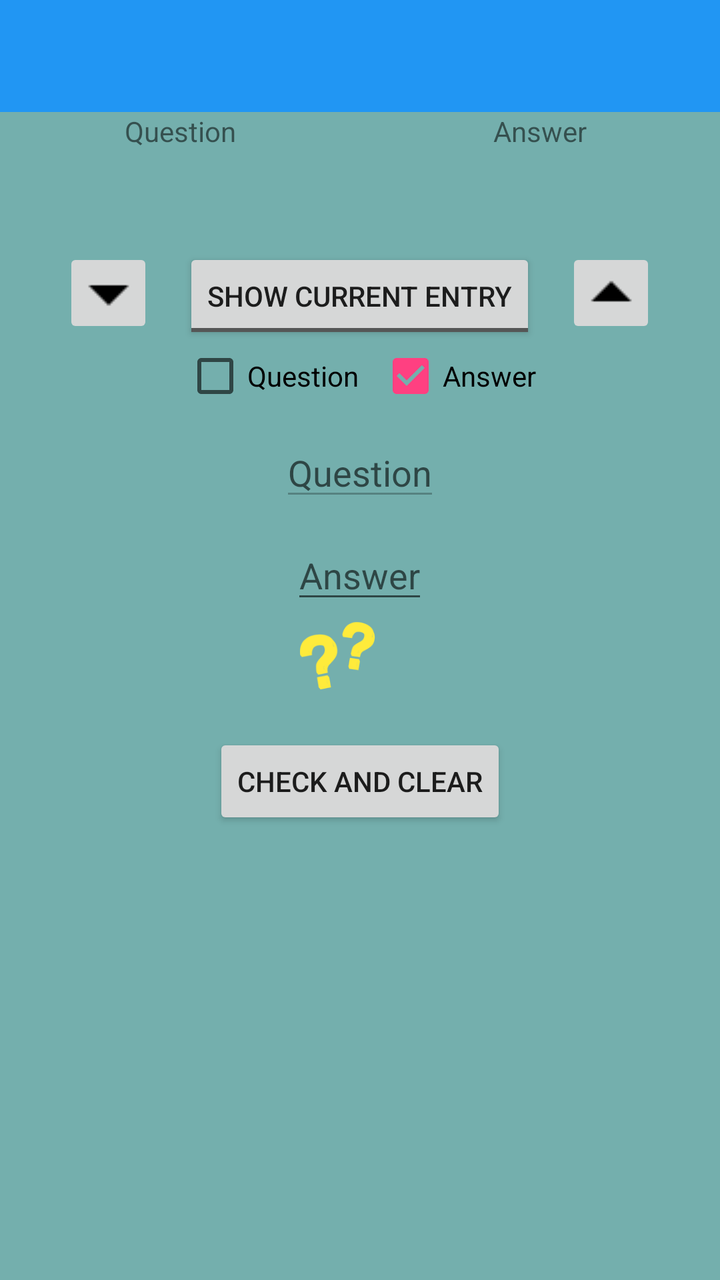
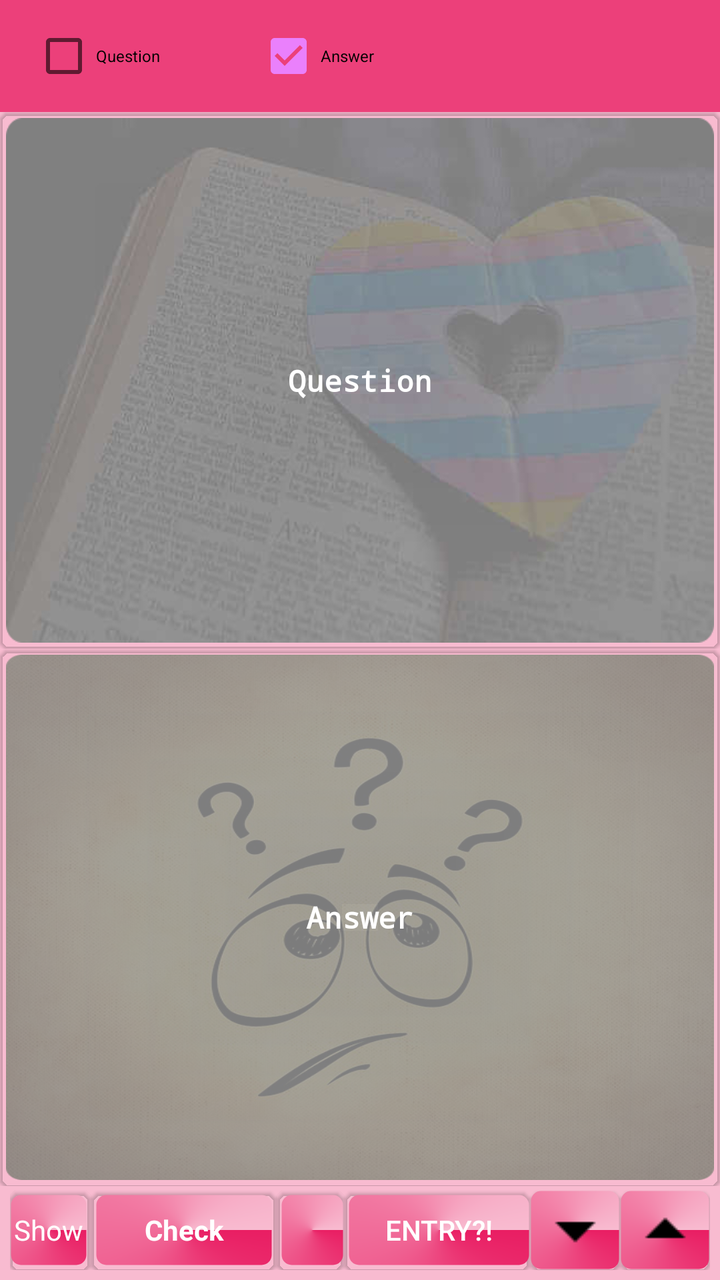

Compare the two renders of this Android layout. The source of the first and the diff that turns it into the second are given below.
<!-- AndroidManifest.xml: application theme AppTheme -->
<!-- res/layout/activity_study_wrong_answers.xml -->
<?xml version="1.0" encoding="utf-8"?>
<LinearLayout xmlns:android="http://schemas.android.com/apk/res/android"
    android:layout_width="match_parent"
    android:layout_height="match_parent"
    android:orientation="vertical"
    android:background="#74AFAD">

    <android.support.v7.widget.Toolbar xmlns:app="http://schemas.android.com/apk/res-auto"
        android:id="@+id/toolbar_main_activity"
        android:layout_width="match_parent"
        android:layout_height="?attr/actionBarSize"
        android:background="?attr/colorPrimary"
        android:minHeight="?attr/actionBarSize"/>


    <ScrollView
        android:layout_width="match_parent"
        android:layout_height="wrap_content">


        <LinearLayout
            android:layout_width="match_parent"
            android:layout_height="wrap_content"
            android:orientation="vertical">

            <LinearLayout
                android:layout_width="match_parent"
                android:layout_height="wrap_content"
                android:layout_gravity="center_horizontal"
                android:orientation="horizontal">

                <TextView
                    android:layout_width="0dp"
                    android:layout_height="wrap_content"
                    android:layout_weight="1"
                    android:gravity="center"
                    android:text="@string/question" />

                <TextView
                    android:layout_width="0dp"
                    android:layout_height="wrap_content"
                    android:layout_weight="1"
                    android:gravity="center"
                    android:text="@string/answer" />

            </LinearLayout>

            <LinearLayout
                android:layout_width="match_parent"
                android:layout_height="wrap_content"
                android:orientation="horizontal">

                <TextView
                    android:id="@+id/current_study_question"
                    android:layout_width="0dp"
                    android:layout_height="wrap_content"
                    android:layout_marginRight="5dp"
                    android:layout_weight="1"
                    android:gravity="center" />

                <TextView
                    android:id="@+id/current_study_answer"
                    android:layout_width="0dp"
                    android:layout_height="wrap_content"
                    android:layout_marginLeft="5dp"
                    android:layout_weight="1"
                    android:gravity="center" />

            </LinearLayout>

            <LinearLayout
                android:layout_width="wrap_content"
                android:layout_height="wrap_content"
                android:layout_gravity="center_horizontal"
                android:layout_marginTop="30dp">

                <ImageButton
                    android:id="@+id/down"
                    android:layout_width="45dp"
                    android:layout_height="45dp"
                    android:src="@drawable/ic_arrow_drop_down_black_24dp" />

                <ToggleButton
                    android:id="@+id/show_current_study_entry"
                    android:layout_width="wrap_content"
                    android:layout_height="wrap_content"
                    android:layout_gravity="center"
                    android:layout_marginLeft="15dp"
                    android:layout_marginRight="15dp"
                    android:textOff="@string/show_current_entry"
                    android:textOn="@string/hide_current_entry" />

                <ImageButton
                    android:id="@+id/up"
                    android:layout_width="45dp"
                    android:layout_height="45dp"
                    android:src="@drawable/ic_arrow_drop_up_black_24dp" />
            </LinearLayout>


            <LinearLayout
                android:layout_width="wrap_content"
                android:layout_height="wrap_content"
                android:layout_gravity="center"
                android:layout_marginBottom="10dp"
                android:orientation="horizontal">

                <CheckBox
                    android:id="@+id/study_question"
                    android:layout_width="wrap_content"
                    android:layout_height="wrap_content"
                    android:layout_marginRight="5dp"
                    android:checked="false"
                    android:text="@string/question" />

                <CheckBox
                    android:id="@+id/study_answer"
                    android:layout_width="wrap_content"
                    android:layout_height="wrap_content"
                    android:layout_marginLeft="5dp"
                    android:checked="true"
                    android:text="@string/answer" />
            </LinearLayout>

            <LinearLayout
                android:layout_width="match_parent"
                android:layout_height="wrap_content"
                android:orientation="vertical">

                <EditText
                    android:id="@+id/question"
                    android:layout_width="wrap_content"
                    android:layout_height="wrap_content"
                    android:layout_gravity="center"
                    android:layout_marginBottom="10dp"
                    android:hint="@string/question"
                    android:minLines="1"
                    android:scrollbarAlwaysDrawVerticalTrack="true"
                    android:imeOptions="flagNoExtractUi"
                    android:enabled="false"
                    android:inputType="textNoSuggestions|textMultiLine"/>

                <EditText
                    android:id="@+id/answer"
                    android:layout_width="wrap_content"
                    android:layout_height="wrap_content"
                    android:layout_gravity="center"
                    android:hint="@string/answer"
                    android:minLines="1"
                    android:scrollbarAlwaysDrawVerticalTrack="true"
                    android:imeOptions="flagNoExtractUi"
                    android:inputType="textNoSuggestions|textMultiLine"/>

                <LinearLayout
                    android:layout_width="wrap_content"
                    android:layout_height="wrap_content"
                    android:layout_gravity="center">

                    <ImageView
                        android:id="@+id/result_image"
                        android:layout_width="45dp"
                        android:layout_height="45dp"
                        android:src="@drawable/ic_question_marks" />

                    <TextView
                        android:id="@+id/correct_answers"
                        android:layout_width="wrap_content"
                        android:layout_height="wrap_content"
                        android:layout_marginLeft="10dp"
                        android:layout_marginRight="10dp"
                        android:textColor="#00FF70"
                        android:textSize="30dp" />
                </LinearLayout>

            </LinearLayout>

            <LinearLayout
                android:layout_width="wrap_content"
                android:layout_height="wrap_content"
                android:layout_gravity="center_horizontal"
                android:layout_marginTop="15dp"
                android:orientation="horizontal">

                <Button
                    android:id="@+id/check_and_clear"
                    android:layout_width="wrap_content"
                    android:layout_height="wrap_content"
                    android:text="@string/check_and_clear" />

            </LinearLayout>
        </LinearLayout>
    </ScrollView>
</LinearLayout>
<!-- resources referenced by this layout -->
<resources>
  <!-- drawable ic_arrow_drop_down_black_24dp: png bitmap (drawable, 119 bytes) -->
  <!-- drawable ic_arrow_drop_up_black_24dp: png bitmap (drawable, 119 bytes) -->
  <!-- drawable ic_question_marks: png bitmap (drawable-hdpi, 3010 bytes) -->
  <string name="answer">Answer</string>
  <string name="check_and_clear">Check And Clear</string>
  <string name="hide_current_entry">Hide current entry</string>
  <string name="question">Question</string>
  <string name="show_current_entry">Show current entry</string>
  <style name="AppTheme" parent="MyTheme.Base">
      </style>
  <style name="MyTheme.Base" parent="Theme.AppCompat.Light.DarkActionBar">
          <item name="windowNoTitle">true</item>
          <item name="windowActionBar">false</item>
          <item name="colorPrimary">#2196F3</item>
          <item name="colorPrimaryDark">#1976D2</item>
          <item name="colorAccent">#FF4081</item>
      </style>
</resources>

<!-- the commit's change to res/layout/activity_study_wrong_answers.xml (unified diff, before → after) -->
@@ -1,193 +1,280 @@
 <?xml version="1.0" encoding="utf-8"?>
 <LinearLayout xmlns:android="http://schemas.android.com/apk/res/android"
+    xmlns:android.support.v7.cardview="http://schemas.android.com/apk/res-auto"
     android:layout_width="match_parent"
     android:layout_height="match_parent"
     android:orientation="vertical"
-    android:background="#74AFAD">
+    android:background="#F8BBD0">
 
     <android.support.v7.widget.Toolbar xmlns:app="http://schemas.android.com/apk/res-auto"
-        android:id="@+id/toolbar_main_activity"
-        android:layout_width="match_parent"
+        android:id="@+id/toolbar"
+        android:layout_width="fill_parent"
         android:layout_height="?attr/actionBarSize"
         android:background="?attr/colorPrimary"
-        android:minHeight="?attr/actionBarSize"/>
-
-
-    <ScrollView
-        android:layout_width="match_parent"
-        android:layout_height="wrap_content">
-
+        android:minHeight="?attr/actionBarSize">
 
         <LinearLayout
             android:layout_width="match_parent"
             android:layout_height="wrap_content"
-            android:orientation="vertical">
+            android:weightSum="4"
+            >
 
             <LinearLayout
-                android:layout_width="match_parent"
+                android:layout_width="0dp"
                 android:layout_height="wrap_content"
-                android:layout_gravity="center_horizontal"
-                android:orientation="horizontal">
-
-                <TextView
+                android:layout_weight="2.5"
+                android:orientation="horizontal"
+                >
+
+                <CheckBox
+                    android:id="@+id/study_question"
                     android:layout_width="0dp"
                     android:layout_height="wrap_content"
                     android:layout_weight="1"
-                    android:gravity="center"
+                    android:layout_marginRight="5dp"
+                    android:textSize="8dp"
+                    android:checked="false"
                     android:text="@string/question" />
 
-                <TextView
+                <CheckBox
+                    android:id="@+id/study_answer"
                     android:layout_width="0dp"
-                    android:layout_height="wrap_content"
                     android:layout_weight="1"
-                    android:gravity="center"
-                    android:text="@string/answer" />
-
-            </LinearLayout>
-
-            <LinearLayout
-                android:layout_width="match_parent"
-                android:layout_height="wrap_content"
-                android:orientation="horizontal">
-
-                <TextView
-                    android:id="@+id/current_study_question"
-                    android:layout_width="0dp"
-                    android:layout_height="wrap_content"
-                    android:layout_marginRight="5dp"
-                    android:layout_weight="1"
-                    android:gravity="center" />
-
-                <TextView
-                    android:id="@+id/current_study_answer"
-                    android:layout_width="0dp"
                     android:layout_height="wrap_content"
                     android:layout_marginLeft="5dp"
-                    android:layout_weight="1"
-                    android:gravity="center" />
+                    android:textSize="8dp"
+                    android:checked="true"
+                    android:text="@string/answer" />
 
             </LinearLayout>
 
             <LinearLayout
+                android:layout_width="0dp"
+                android:layout_height="wrap_content"
+                android:layout_weight="1"></LinearLayout>
+        </LinearLayout>
+    </android.support.v7.widget.Toolbar>
+
+    <LinearLayout
+        android:id="@+id/container"
+        android:layout_width="match_parent"
+        android:layout_height="match_parent"
+        android:orientation="vertical"
+        android:weightSum="2">
+
+        <LinearLayout
+            android:id="@+id/question_linearlayout"
+            android:layout_width="match_parent"
+            android:layout_height="0dp"
+            android:layout_margin="0dp"
+            android:layout_weight="1"
+            android:background="@drawable/show_question_background"
+            android:padding="0dp">
+
+            <android.support.v7.widget.CardView
+                android:layout_width="match_parent"
+                android:layout_height="match_parent"
+                android.support.v7.cardview:cardBackgroundColor="@android:color/transparent"
+                android.support.v7.cardview:cardCornerRadius="5dp"
+                android.support.v7.cardview:cardElevation="1dp">
+
+                <EditText
+                    android:id="@+id/question"
+                    android:layout_width="match_parent"
+                    android:layout_height="match_parent"
+                    android:background="@drawable/text_bordered_transperant"
+                    android:gravity="center"
+                    android:minLines="1"
+                    android:padding="5dp"
+                    android:scrollbarAlwaysDrawVerticalTrack="true"
+                    android:scrollbars="vertical"
+                    android:hint="@string/question"
+                    android:textColor="#FFFFFF"
+                    android:textColorHint="#FFFFFF"
+                    android:textSize="15sp"
+                    android:textStyle="bold"
+                    android:typeface="monospace"
+                    android:focusable="false"
+                    android:imeOptions="flagNoExtractUi"
+                    android:inputType="textNoSuggestions|textMultiLine"/>
+            </android.support.v7.widget.CardView>
+        </LinearLayout>
+
+        <LinearLayout
+            android:id="@+id/answer_linearlayout"
+            android:layout_width="match_parent"
+            android:layout_height="0dp"
+            android:layout_margin="0dp"
+            android:layout_weight="1"
+            android:background="@drawable/enter_answer_background"
+            android:padding="0dp">
+
+            <android.support.v7.widget.CardView
+                android:layout_width="match_parent"
+                android:layout_height="match_parent"
+                android.support.v7.cardview:cardBackgroundColor="@android:color/transparent"
+                android.support.v7.cardview:cardCornerRadius="5dp"
+                android.support.v7.cardview:cardElevation="1dp">
+
+                <EditText
+                    android:id="@+id/answer"
+                    android:layout_width="match_parent"
+                    android:layout_height="match_parent"
+                    android:layout_gravity="center"
+                    android:background="@drawable/text_bordered_transperant"
+                    android:enabled="true"
+                    android:gravity="center"
+                    android:hint="@string/answer"
+                    android:imeOptions="flagNoExtractUi"
+                    android:inputType="textNoSuggestions|textMultiLine"
+                    android:minLines="1"
+                    android:padding="5dp"
+                    android:scrollbarAlwaysDrawVerticalTrack="true"
+                    android:textColor="#FFFFFF"
+                    android:textColorHint="#FFFFFF"
+                    android:textSize="15sp"
+                    android:textStyle="bold"
+                    android:typeface="monospace" />
+            </android.support.v7.widget.CardView>
+        </LinearLayout>
+
+        <LinearLayout
+            android:layout_width="match_parent"
+            android:layout_height="40dp"
+            android:layout_marginBottom="5dp"
+            android:layout_marginLeft="5dp"
+            android:layout_marginRight="5dp"
+            android:layout_marginTop="2dp">
+
+            <android.support.v7.widget.CardView
                 android:layout_width="wrap_content"
-                android:layout_height="wrap_content"
-                android:layout_gravity="center_horizontal"
-                android:layout_marginTop="30dp">
-
-                <ImageButton
-                    android:id="@+id/down"
-                    android:layout_width="45dp"
-                    android:layout_height="45dp"
-                    android:src="@drawable/ic_arrow_drop_down_black_24dp" />
+                android:layout_height="match_parent"
+                android:layout_weight="0"
+                android.support.v7.cardview:cardBackgroundColor="@android:color/transparent"
+                android.support.v7.cardview:cardCornerRadius="5dp"
+                android.support.v7.cardview:cardElevation="1dp"
+                android.support.v7.cardview:cardPreventCornerOverlap="true"
+                >
+
+                <TextView
+                    android:id="@+id/show_actionbar"
+                    android:layout_width="match_parent"
+                    android:layout_height="match_parent"
+                    android:layout_marginBottom="2dp"
+                    android:layout_marginRight="2dp"
+                    android:layout_marginTop="2dp"
+                    android:background="@drawable/text_bordered_colored"
+                    android:gravity="center"
+                    android:padding="2dp"
+                    android:text="@string/show"
+                    android:textColor="@drawable/textview_enabled_disabled_selector" />
+            </android.support.v7.widget.CardView>
+
+            <android.support.v7.widget.CardView
+                android:layout_width="0dp"
+                android:layout_height="match_parent"
+                android:layout_weight="1"
+                android.support.v7.cardview:cardBackgroundColor="@android:color/transparent"
+                android.support.v7.cardview:cardCornerRadius="5dp"
+                android.support.v7.cardview:cardElevation="1dp">
+
+                <TextView
+                    android:id="@+id/check"
+                    android:layout_width="match_parent"
+                    android:layout_height="match_parent"
+
+                    android:layout_margin="2dp"
+                    android:background="@drawable/text_bordered_colored"
+                    android:enabled="true"
+                    android:gravity="center"
+                    android:padding="2dp"
+                    android:text="@string/check"
+                    android:textColor="@drawable/textview_enabled_disabled_selector"
+                    android:textStyle="bold" />
+            </android.support.v7.widget.CardView>
+
+
+
+            <android.support.v7.widget.CardView
+                android:layout_width="wrap_content"
+                android:layout_height="match_parent"
+                android:layout_weight="0.3"
+                android.support.v7.cardview:cardBackgroundColor="@android:color/transparent"
+                android.support.v7.cardview:cardCornerRadius="5dp"
+                android.support.v7.cardview:cardElevation="1dp">
+
+                <TextView
+                    android:id="@+id/correct_answers"
+                    android:layout_width="match_parent"
+                    android:layout_height="match_parent"
+                    android:layout_marginBottom="2dp"
+                    android:layout_marginLeft="2dp"
+                    android:layout_marginTop="2dp"
+                    android:background="@drawable/text_bordered_colored"
+                    android:enabled="false"
+                    android:gravity="center"
+                    android:padding="2dp"
+                    android:textColor="#FFFFFF"
+                    android:textStyle="bold"/>
+            </android.support.v7.widget.CardView>
+            <android.support.v7.widget.CardView
+                android:layout_width="0dp"
+                android:layout_height="match_parent"
+                android:layout_weight="1"
+                android.support.v7.cardview:cardBackgroundColor="@android:color/transparent"
+                android.support.v7.cardview:cardCornerRadius="5dp"
+                android.support.v7.cardview:cardElevation="1dp">
 
                 <ToggleButton
                     android:id="@+id/show_current_study_entry"
-                    android:layout_width="wrap_content"
-                    android:layout_height="wrap_content"
-                    android:layout_gravity="center"
-                    android:layout_marginLeft="15dp"
-                    android:layout_marginRight="15dp"
-                    android:textOff="@string/show_current_entry"
-                    android:textOn="@string/hide_current_entry" />
+                    android:layout_width="match_parent"
+                    android:layout_height="match_parent"
+                    android:layout_marginBottom="2dp"
+                    android:layout_marginLeft="2dp"
+                    android:layout_marginTop="2dp"
+                    android:background="@drawable/text_bordered_colored"
+                    android:gravity="center"
+                    android:padding="2dp"
+                    android:textOff="@string/show_entry"
+                    android:textOn="@string/ok"
+                    android:checked="false"
+                    android:textColor="@drawable/textview_enabled_disabled_selector" />
+            </android.support.v7.widget.CardView><android.support.v7.widget.CardView
+            android:layout_width="wrap_content"
+            android:layout_height="match_parent"
+            android:layout_weight="0"
+            android.support.v7.cardview:cardBackgroundColor="@android:color/transparent"
+            android.support.v7.cardview:cardCornerRadius="5dp"
+            android.support.v7.cardview:cardElevation="1dp">
+
+            <ImageButton
+                android:id="@+id/down"
+                android:layout_width="45dp"
+                android:layout_height="match_parent"
+                android:src="@drawable/ic_arrow_drop_down_black_24dp"
+                android:background="@drawable/text_bordered_colored"/>
+
+        </android.support.v7.widget.CardView>
+            <android.support.v7.widget.CardView
+                android:layout_width="wrap_content"
+                android:layout_height="match_parent"
+                android:layout_weight="0"
+                android.support.v7.cardview:cardBackgroundColor="@android:color/transparent"
+                android.support.v7.cardview:cardCornerRadius="5dp"
+                android.support.v7.cardview:cardElevation="1dp">
 
                 <ImageButton
                     android:id="@+id/up"
                     android:layout_width="45dp"
-                    android:layout_height="45dp"
-                    android:src="@drawable/ic_arrow_drop_up_black_24dp" />
-            </LinearLayout>
-
-
-            <LinearLayout
-                android:layout_width="wrap_content"
-                android:layout_height="wrap_content"
-                android:layout_gravity="center"
-                android:layout_marginBottom="10dp"
-                android:orientation="horizontal">
-
-                <CheckBox
-                    android:id="@+id/study_question"
-                    android:layout_width="wrap_content"
-                    android:layout_height="wrap_content"
-                    android:layout_marginRight="5dp"
-                    android:checked="false"
-                    android:text="@string/question" />
-
-                <CheckBox
-                    android:id="@+id/study_answer"
-                    android:layout_width="wrap_content"
-                    android:layout_height="wrap_content"
-                    android:layout_marginLeft="5dp"
-                    android:checked="true"
-                    android:text="@string/answer" />
-            </LinearLayout>
-
-            <LinearLayout
-                android:layout_width="match_parent"
-                android:layout_height="wrap_content"
-                android:orientation="vertical">
-
-                <EditText
-                    android:id="@+id/question"
-                    android:layout_width="wrap_content"
-                    android:layout_height="wrap_content"
-                    android:layout_gravity="center"
-                    android:layout_marginBottom="10dp"
-                    android:hint="@string/question"
-                    android:minLines="1"
-                    android:scrollbarAlwaysDrawVerticalTrack="true"
-                    android:imeOptions="flagNoExtractUi"
-                    android:enabled="false"
-                    android:inputType="textNoSuggestions|textMultiLine"/>
-
-                <EditText
-                    android:id="@+id/answer"
-                    android:layout_width="wrap_content"
-                    android:layout_height="wrap_content"
-                    android:layout_gravity="center"
-                    android:hint="@string/answer"
-                    android:minLines="1"
-                    android:scrollbarAlwaysDrawVerticalTrack="true"
-                    android:imeOptions="flagNoExtractUi"
-                    android:inputType="textNoSuggestions|textMultiLine"/>
-
-                <LinearLayout
-                    android:layout_width="wrap_content"
-                    android:layout_height="wrap_content"
-                    android:layout_gravity="center">
-
-                    <ImageView
-                        android:id="@+id/result_image"
-                        android:layout_width="45dp"
-                        android:layout_height="45dp"
-                        android:src="@drawable/ic_question_marks" />
-
-                    <TextView
-                        android:id="@+id/correct_answers"
-                        android:layout_width="wrap_content"
-                        android:layout_height="wrap_content"
-                        android:layout_marginLeft="10dp"
-                        android:layout_marginRight="10dp"
-                        android:textColor="#00FF70"
-                        android:textSize="30dp" />
-                </LinearLayout>
-
-            </LinearLayout>
-
-            <LinearLayout
-                android:layout_width="wrap_content"
-                android:layout_height="wrap_content"
-                android:layout_gravity="center_horizontal"
-                android:layout_marginTop="15dp"
-                android:orientation="horizontal">
-
-                <Button
-                    android:id="@+id/check_and_clear"
-                    android:layout_width="wrap_content"
-                    android:layout_height="wrap_content"
-                    android:text="@string/check_and_clear" />
-
-            </LinearLayout>
-        </LinearLayout>
-    </ScrollView>
+                    android:layout_height="match_parent"
+                    android:src="@drawable/ic_arrow_drop_up_black_24dp"
+                    android:background="@drawable/text_bordered_colored"/>
+            </android.support.v7.widget.CardView>
+        </LinearLayout>
+
+    </LinearLayout>
+
+    
+
+    
 </LinearLayout>
<!-- resource entries referenced after the edit -->
@@ -1,21 +1,72 @@
 <!-- resources referenced by this layout -->
 <resources>
+  <!-- drawable enter_answer_background (drawable) -->
+  <?xml version="1.0" encoding="utf-8"?>
+  <inset xmlns:android="http://schemas.android.com/apk/res/android"
+      android:drawable="@drawable/smiley_question_marks_rounded_corners_15_radius"
+      android:insetTop="3dp"
+      android:insetBottom="3dp"
+      android:insetRight="3dp"
+      android:insetLeft="3dp"/>
   <!-- drawable ic_arrow_drop_down_black_24dp: png bitmap (drawable, 119 bytes) -->
   <!-- drawable ic_arrow_drop_up_black_24dp: png bitmap (drawable, 119 bytes) -->
-  <!-- drawable ic_question_marks: png bitmap (drawable-hdpi, 3010 bytes) -->
+  <!-- drawable show_question_background (drawable) -->
+  <?xml version="1.0" encoding="utf-8"?>
+  <inset xmlns:android="http://schemas.android.com/apk/res/android"
+      android:drawable="@drawable/book_heart_rounded_corners_15_radius"
+      android:insetTop="3dp"
+      android:insetBottom="3dp"
+      android:insetRight="3dp"
+      android:insetLeft="3dp"/>
+  <!-- drawable text_bordered_colored (drawable) -->
+  <shape xmlns:android="http://schemas.android.com/apk/res/android"
+  android:thickness="0dp"
+  android:shape="rectangle">
+  <stroke android:width="1dp"
+      android:color="@android:color/transparent"/>
+  <corners android:radius="5dp" />
+  <gradient
+      android:startColor="#E91E63"
+      android:endColor="#F8BBD0"
+      android:type="sweep"
+      android:angle="270"/>
+  </shape>
+  <!-- drawable text_bordered_transperant (drawable) -->
+  <shape xmlns:android="http://schemas.android.com/apk/res/android"
+      android:thickness="0dp"
+      android:shape="rectangle">
+      <stroke android:width="1dp"
+          android:color="@android:color/transparent"/>
+      <corners android:radius="5dp" />
+      <gradient
+          android:startColor="@android:color/transparent"
+          android:endColor="@android:color/transparent"
+          android:type="linear"
+          android:angle="270"/>
+  </shape>
+  <!-- drawable textview_enabled_disabled_selector (drawable) -->
+  <?xml version="1.0" encoding="utf-8"?>
+  <selector xmlns:android="http://schemas.android.com/apk/res/android">
+      <item android:state_enabled="false" android:color="@android:color/darker_gray" />
+      <item android:state_enabled="true" android:color="@android:color/white"/>
+  </selector>
   <string name="answer">Answer</string>
-  <string name="check_and_clear">Check And Clear</string>
-  <string name="hide_current_entry">Hide current entry</string>
+  <string name="check">Check</string>
+  <string name="ok">OK</string>
   <string name="question">Question</string>
-  <string name="show_current_entry">Show current entry</string>
+  <string name="show">Show</string>
+  <string name="show_entry">Entry?!</string>
   <style name="AppTheme" parent="MyTheme.Base">
       </style>
+  <!-- drawable smiley_question_marks_rounded_corners_15_radius: png bitmap (drawable, 445789 bytes) -->
+  <!-- drawable book_heart_rounded_corners_15_radius: png bitmap (drawable, 118245 bytes) -->
   <style name="MyTheme.Base" parent="Theme.AppCompat.Light.DarkActionBar">
           <item name="windowNoTitle">true</item>
           <item name="windowActionBar">false</item>
-          <item name="colorPrimary">#2196F3</item>
+          <item name="colorPrimary">#EC407A</item>
           <item name="colorPrimaryDark">#1976D2</item>
-          <item name="colorAccent">#FF4081</item>
+          <item name="colorAccent">#EA80FC</item>
+  
       </style>
 </resources>
 
